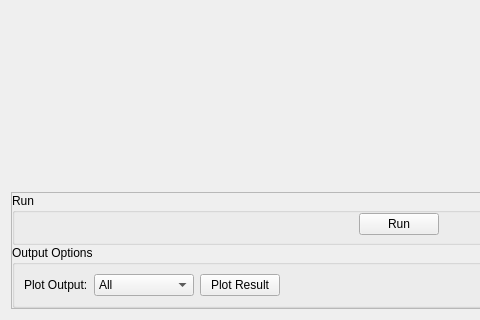
Before: the Qt Designer form qt/scientific_interfaces/Indirect/JumpFit.ui in mantidproject/mantid, drawn with Qt 5; both pictures show x 0 to 480 and y 414 to 734 of the 798 by 734 pixel window.
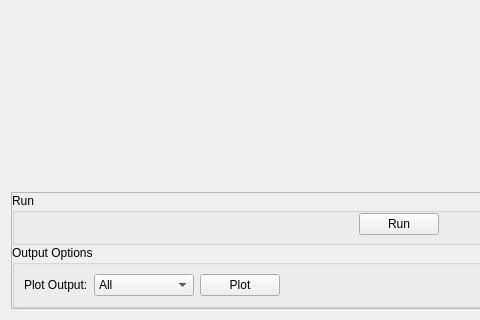
After: the same form once the commit is applied. Custom widgets are drawn as their Qt base class.

Commit message: Change Plot button name on certain tabs Refs #23164

```diff
--- a/qt/scientific_interfaces/Indirect/JumpFit.ui
+++ b/qt/scientific_interfaces/Indirect/JumpFit.ui
@@ -245,7 +245,7 @@
              <item>
               <widget class="QPushButton" name="pbPlot">
                <property name="text">
-                <string>Plot Result</string>
+                <string>Plot</string>
                </property>
               </widget>
              </item>
```
The commit also changes 5 other files.
